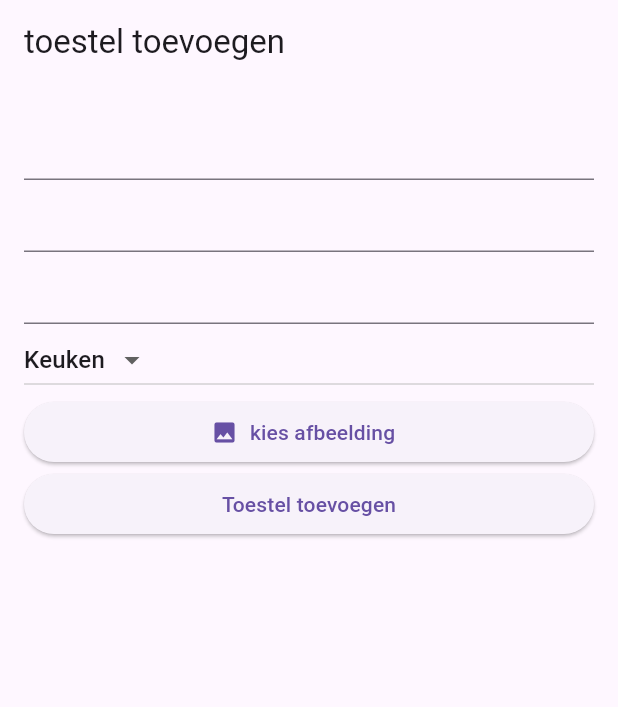
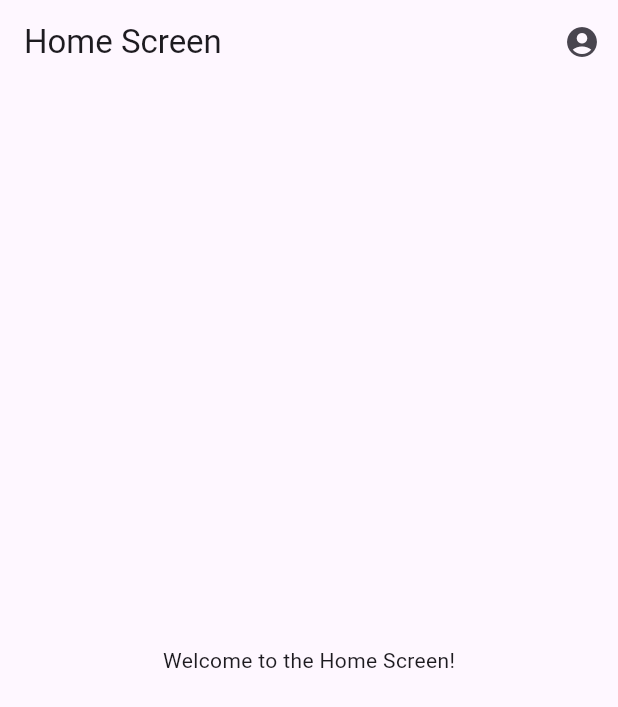
Before and after one commit to daandecorte/flutter, a Flutter app: the screen it shows once a user with an empty profile is signed in, on a phone screen of 412 x 824 dp. Shown: the top 707 px of the screen. Run offline on Flutter 3.47's test engine with Material 3 defaults, Android fonts, the phone set to English and light mode, and no system bars; our stand-ins replace cloud_firestore, file_picker, firebase_auth, firebase_core, firebase_storage; accounts and stored records are empty.

```diff
--- a/project/lib/main.dart
+++ b/project/lib/main.dart
@@ -3,6 +3,7 @@ import 'package:firebase_core/firebase_core.dart';
 import 'package:flutter/material.dart';
 import 'package:project/screens/add-device-screen.dart';
 import 'package:project/screens/auth-screen.dart';
+import 'package:project/screens/home-screen.dart';
 
 
 
@@ -27,6 +28,7 @@ class MyApp extends StatelessWidget {
   @override
   Widget build(BuildContext context) {
     return MaterialApp(
+      debugShowCheckedModeBanner: false,
       title: 'Flutter Project',
       home: AuthWrapper(),
     );
@@ -44,7 +46,7 @@ class AuthWrapper extends StatelessWidget {
         }
 
         if (snapshot.hasData) {
-          return AddDevice();
+          return HomeScreen();
         }
 
         return AuthScreen();
--- a/project/lib/screens/home-screen.dart
+++ b/project/lib/screens/home-screen.dart
@@ -0,0 +1,29 @@
+import 'package:firebase_auth/firebase_auth.dart';
+import 'package:flutter/material.dart';
+import 'package:project/screens/auth-screen.dart';
+import 'package:project/screens/profile-screen.dart';
+
+class HomeScreen extends StatelessWidget {
+  const HomeScreen({super.key});
+
+  @override
+  Widget build(BuildContext context) {
+    return Scaffold(
+      appBar: AppBar(
+        title: const Text('Home Screen'),
+        actions: [
+          IconButton(
+            icon: const Icon(Icons.account_circle),
+            onPressed: () {
+              Navigator.push(
+                context,
+                MaterialPageRoute(builder: (context) => const ProfileScreen()),
+              );
+            },
+          ),
+        ],
+      ),
+      body: const Center(child: Text('Welcome to the Home Screen!')),
+    );
+  }
+}
```
Also changed, not shown: project/lib/screens/auth-screen.dart (+9 -0 lines), project/lib/screens/profile-screen.dart (added, +51 -0 lines).
